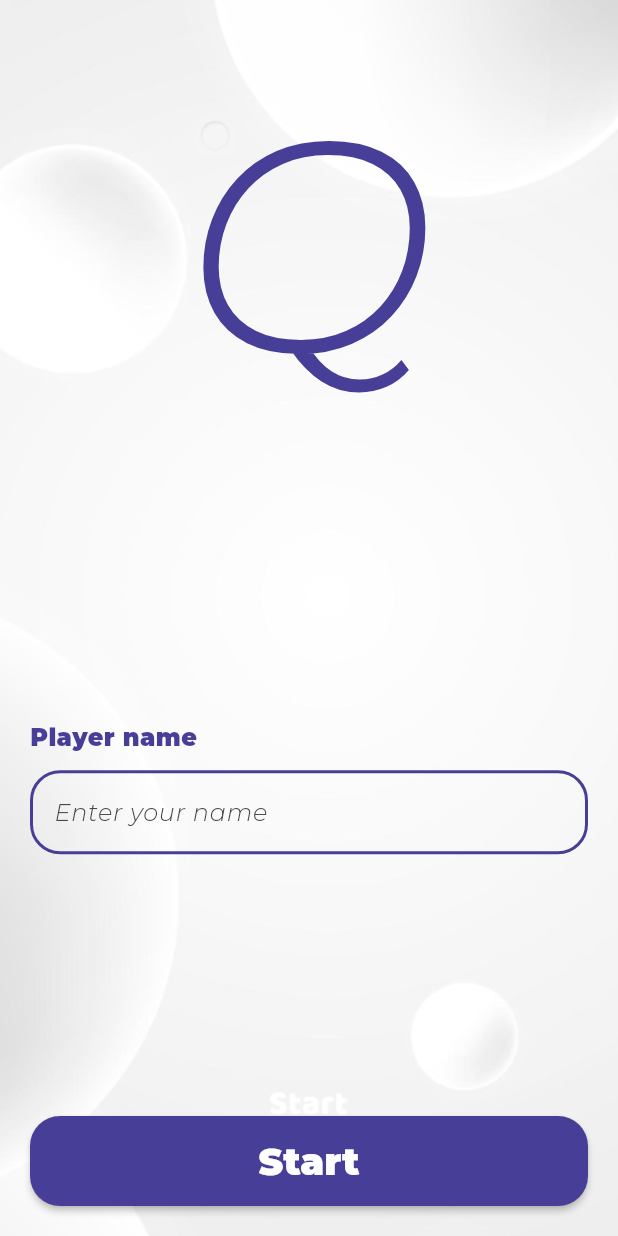
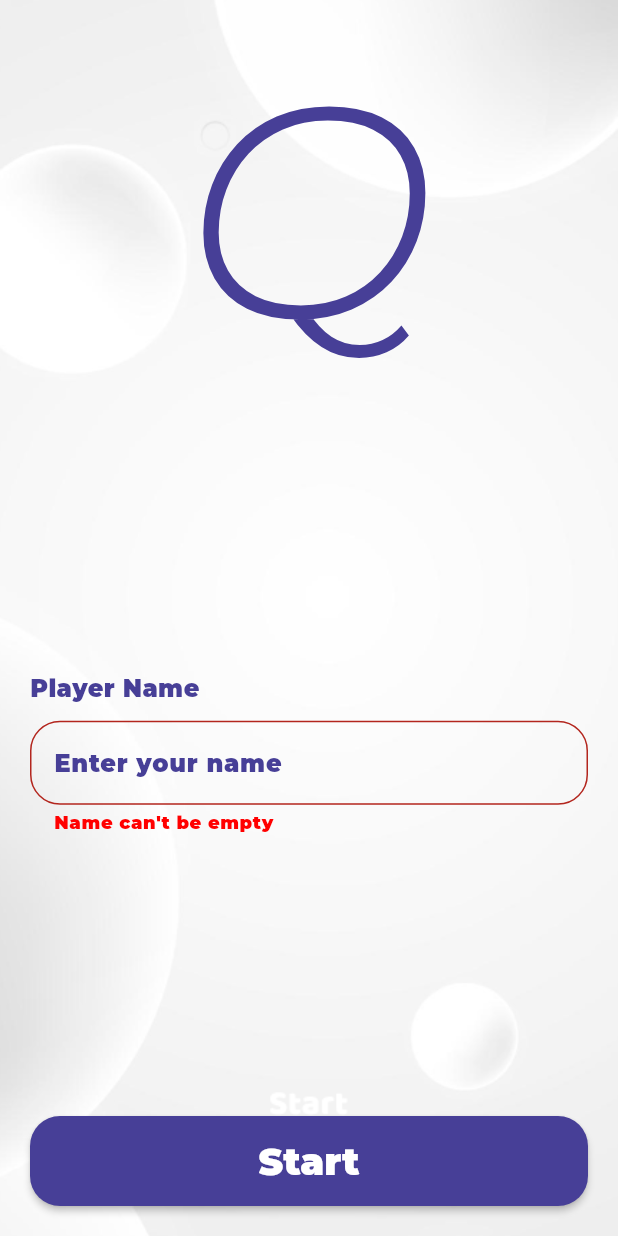
Before and after one commit to med-khelifi/Quiz-App, a Flutter app: the LoginScreen screen opened by its route, after a tap on "Start", on a phone screen of 412 x 824 dp. Run offline on Flutter 3.47's test engine with Material 3 defaults, Android fonts, the phone set to English and light mode, and no system bars; our stand-ins replace google_fonts, smooth_page_indicator.

Commit message:
add text field validation

```diff
--- a/lib/controllers/intro_screen_controller.dart
+++ b/lib/controllers/intro_screen_controller.dart
@@ -30,7 +30,7 @@ class IntroScreenController {
     _currentIndex++;
     if (_currentIndex < viewPageCount()) {
       pageViewSink.add(_currentIndex);
-      _pageController.animateToPage(_currentIndex, duration: Duration(seconds: 1), curve: Curves. linear);
+      _pageController.animateToPage(_currentIndex, duration: Duration(microseconds: 400), curve: Curves. linear);
     } else {
       _currentIndex = 0;
       onSkipPressed();
@@ -42,7 +42,7 @@ class IntroScreenController {
 
   void onViewPageChanged(int idx) {
     pageViewSink.add(idx);
-    _pageController.animateToPage(idx, duration: Duration(seconds: 1), curve: Curves.linear);
+    _pageController.jumpToPage(idx);
     _currentIndex = idx;
   }
 
--- /dev/null
+++ b/lib/controllers/login_screen_controller.dart
@@ -0,0 +1,22 @@
+import 'package:flutter/material.dart';
+import 'package:quiz/core/resources/routes/routes_names.dart';
+
+class LoginScreenController {
+  final GlobalKey<FormState> _loginFormKey = GlobalKey<FormState>();
+  GlobalKey<FormState> get loginFormKey => _loginFormKey;
+
+  String? validateNameField(String? value) {
+    if (value == null || value.isEmpty) {
+      return "Name can't be empty";
+    } else if (value.length < 3) {
+      return "Name must be at least 3 characters";
+    }
+    return null;
+  }
+
+  void onLoginButtonPressed(BuildContext context) {
+    if (_loginFormKey.currentState?.validate() ?? false) {
+      Navigator.pushNamed(context, RoutesNames.mainScreen);
+    }
+  }
+}
--- a/lib/core/resources/colors/colors_manager.dart
+++ b/lib/core/resources/colors/colors_manager.dart
@@ -3,4 +3,6 @@ import 'package:flutter/cupertino.dart';
 class ColorsManager {
   static const Color mainColor = Color(0xff473f97) ;
   static const Color whiteColor = Color(0xffffffff) ;
+  static const Color blackColor = Color(0xff000000) ;
+  static const Color redColor = Color(0xffff0000) ;
 }
--- a/lib/core/resources/strings/strings_manager.dart
+++ b/lib/core/resources/strings/strings_manager.dart
@@ -12,4 +12,7 @@ class StringsManager {
   static const String pageViewSubtitle1 = "Synonyms for QUIZ";
   static const String pageViewSubtitle2 = "Sunt in culpa qui officia deserunt mollit anim id est laborum";
   static const String pageViewSubtitle3 = "Culpa qui officia deserunt mollit anim id est laborum";
+
+  static const String txtPlayerName = "Player Name";
+  static const String txtEnterYourName = "Enter your name";
 }
--- a/lib/screens/login/login_screen.dart
+++ b/lib/screens/login/login_screen.dart
@@ -1,10 +1,28 @@
 import 'package:flutter/material.dart';
+import 'package:quiz/controllers/login_screen_controller.dart';
 import 'package:quiz/core/resources/colors/colors_manager.dart';
 import 'package:quiz/core/resources/images/images_manager.dart';
 import 'package:quiz/core/resources/strings/strings_manager.dart';
 
-class LoginScreen extends StatelessWidget {
+class LoginScreen extends StatefulWidget {
   const LoginScreen({super.key});
+
+  @override
+  State<LoginScreen> createState() => _LoginScreenState();
+}
+
+class _LoginScreenState extends State<LoginScreen> {
+  late LoginScreenController _controller;
+  @override
+  void initState() {
+    super.initState();
+    _controller = LoginScreenController();
+  }
+
+  @override
+  void dispose() {
+    super.dispose();
+  }
 
   @override
   Widget build(BuildContext context) {
@@ -23,8 +41,9 @@ class LoginScreen extends StatelessWidget {
               mainAxisAlignment: MainAxisAlignment.spaceBetween,
               children: [
                 Text(
-                  "Q",
+                  StringsManager.txtQ,
                   style: TextStyle(
+                    height: 1.2,
                     fontSize: 200,
                     color: ColorsManager.mainColor,
                     fontWeight: FontWeight.w400,
@@ -34,7 +53,7 @@ class LoginScreen extends StatelessWidget {
                   crossAxisAlignment: CrossAxisAlignment.start,
                   children: [
                     Text(
-                      "Player name",
+                      StringsManager.txtPlayerName,
                       style: TextStyle(
                         fontSize: 16,
                         fontWeight: FontWeight.w700,
@@ -42,8 +61,21 @@ class LoginScreen extends StatelessWidget {
                       ),
                     ),
                     const SizedBox(height: 10),
-                    TextField(
+                    Form(
+                      key: _controller.loginFormKey,
+                      child: TextFormField(
+                        style: TextStyle(
+                          fontSize: 16,
+                          fontWeight: FontWeight.w600,
+                          color: ColorsManager.mainColor,
+                        ),
+                        validator: _controller.validateNameField,
                         decoration: InputDecoration(
+                          errorStyle: TextStyle(
+                            fontSize: 12,
+                            color: ColorsManager.redColor,
+                            fontWeight: FontWeight.w600,
+                          ),
                           border: OutlineInputBorder(
                             borderRadius: BorderRadius.circular(20),
                             borderSide: BorderSide(
@@ -58,13 +90,19 @@ class LoginScreen extends StatelessWidget {
                               width: 2,
                             ),
                           ),
-                        hintText: "Enter your name",
+                          hintStyle: TextStyle(
+                            fontSize: 16,
+                            fontWeight: FontWeight.w600,
+                            color: ColorsManager.mainColor,
+                          ),
+                          hintText: StringsManager.txtEnterYourName,
+                        ),
                       ),
                     ),
                   ],
                 ),
                 MaterialButton(
-                  onPressed: () => {},
+                  onPressed: () => _controller.onLoginButtonPressed(context),
                   shape: RoundedRectangleBorder(
                     borderRadius: BorderRadius.circular(20),
                   ),
--- a/lib/screens/main/main_screen.dart
+++ b/lib/screens/main/main_screen.dart
@@ -1,4 +1,5 @@
 import 'package:flutter/material.dart';
+import 'package:quiz/screens/main/widgets/custom_app_bar.dart';
 
 class MainScreen extends StatelessWidget {
   const MainScreen({super.key});
@@ -6,6 +7,7 @@ class MainScreen extends StatelessWidget {
   @override
   Widget build(BuildContext context) {
     return Scaffold(
+      appBar: CustomAppBar(),
       body: SafeArea(child: Center(child: Text("Test"))),
     );
   }
--- a/pubspec.yaml
+++ b/pubspec.yaml
@@ -35,6 +35,7 @@ dependencies:
   # Use with the CupertinoIcons class for iOS style icons.
   cupertino_icons: ^1.0.8
   smooth_page_indicator: ^1.2.1
+  google_fonts: ^6.3.1
   # google_fonts: ^6.3.1
 
 dev_dependencies:
```
Also changed, not shown: lib/screens/main/widgets/custom_app_bar.dart (added, +52 -0 lines), pubspec.lock, 1 other file. Lines whose indentation alone changed are shown as unchanged.
